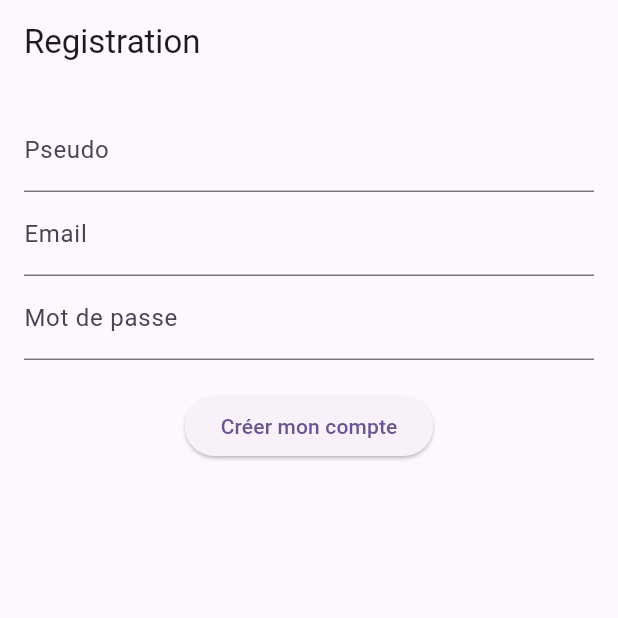
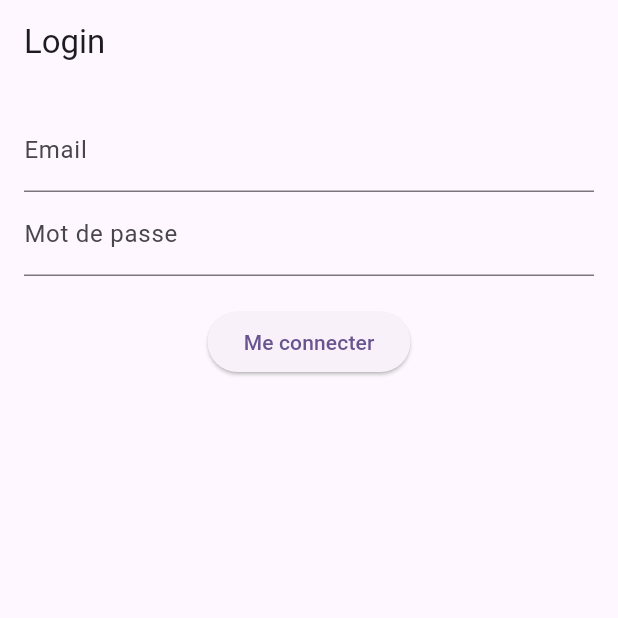
Before and after one commit to Malolpv/arosaje_mobile_v2, a Flutter app: the screen it shows after launch, on a phone screen of 412 x 824 dp, the top half of it. Run offline on Flutter 3.47's test engine with Material 2 defaults, Android fonts, the phone set to English and light mode, and no system bars.

Commit message:
login screen added

```diff
--- /dev/null
+++ b/arosaje_mobile/lib/controllers/login.dart
@@ -0,0 +1,43 @@
+import 'package:arosaje_mobile/services/auth.dart';
+import 'package:flutter/material.dart';
+
+class LoginController extends ChangeNotifier {
+  //Attributes
+  String? _email;
+  String? _password;
+
+  //accessors
+  String? get getEmail => _email;
+  String? get getPassword => _password;
+
+  String? isEmailValid(String? value) {
+    if (value == null || value.isEmpty) {
+      return 'Email ne peut pas être vide';
+    } else if (!RegExp(r'^[\w-]+(\.[\w-]+)*@([\w-]+\.)+[a-zA-Z]{2,7}$')
+        .hasMatch(value)) {
+      return 'Email invalide';
+    }
+    return null;
+  }
+
+  String? isPasswordValid(String? value) {
+    if (value == null || value.isEmpty) {
+      return 'Veuillez saisir un mot de passe';
+    }
+    return null;
+  }
+
+  Future<String> login(String email, String password) async {
+    String message = "Bienvenue !";
+    // Simulate an asynchronous registration process
+    AuthService authService = AuthService();
+
+    try {
+      await authService.login(email, password);
+    } on Exception catch (error) {
+      message = error.toString().split(': ')[1];
+    }
+
+    return message;
+  }
+}
--- a/arosaje_mobile/lib/main.dart
+++ b/arosaje_mobile/lib/main.dart
@@ -1,3 +1,4 @@
+import 'package:arosaje_mobile/screens/login.dart';
 import 'package:arosaje_mobile/screens/register.dart';
 import 'package:flutter/material.dart';
 
@@ -32,7 +33,7 @@ class MyApp extends StatelessWidget {
         colorScheme: ColorScheme.fromSeed(seedColor: Colors.deepPurple),
         useMaterial3: true,
       ),
-      home: const RegisterScreen(),
+      home: const LoginScreen(),
     );
   }
 }
--- /dev/null
+++ b/arosaje_mobile/lib/screens/login.dart
@@ -0,0 +1,67 @@
+import 'package:arosaje_mobile/controllers/login.dart';
+import 'package:flutter/material.dart';
+
+class LoginScreen extends StatefulWidget {
+  const LoginScreen({super.key});
+
+  @override
+  LoginScreenState createState() => LoginScreenState();
+}
+
+class LoginScreenState extends State<LoginScreen> {
+  final LoginController loginController = LoginController();
+
+  final TextEditingController _emailController = TextEditingController();
+  final TextEditingController _passwordController = TextEditingController();
+
+  final _formKey = GlobalKey<FormState>();
+
+  @override
+  Widget build(BuildContext context) {
+    return Scaffold(
+      appBar: AppBar(
+        title: const Text('Login'),
+      ),
+      body: Padding(
+        padding: const EdgeInsets.all(16.0),
+        child: Form(
+          key: _formKey,
+          child: Column(
+            children: [
+              TextFormField(
+                controller: _emailController,
+                decoration: const InputDecoration(labelText: 'Email'),
+                validator: loginController.isEmailValid,
+              ),
+              TextFormField(
+                controller: _passwordController,
+                obscureText: true,
+                decoration: const InputDecoration(
+                  labelText: 'Mot de passe',
+                ),
+                validator: loginController.isPasswordValid,
+              ),
+              const SizedBox(height: 20.0),
+              ElevatedButton(
+                onPressed: () async {
+                  if (_formKey.currentState!.validate()) {
+                    String message = await loginController.login(
+                        _emailController.text, _passwordController.text);
+
+                    ScaffoldMessenger.of(context).showSnackBar(
+                      SnackBar(
+                        content: Text(message),
+                        backgroundColor: Theme.of(context).primaryColor,
+                      ),
+                    );
+                  }
+                },
+                child: const Text('Me connecter'),
+              ),
+            ],
+          ),
+        ),
+      ),
+    );
+  }
+}
```
